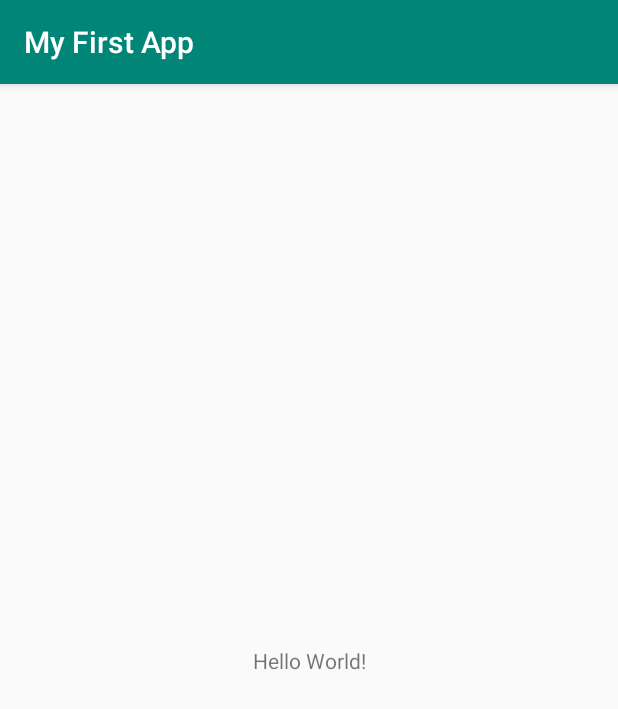
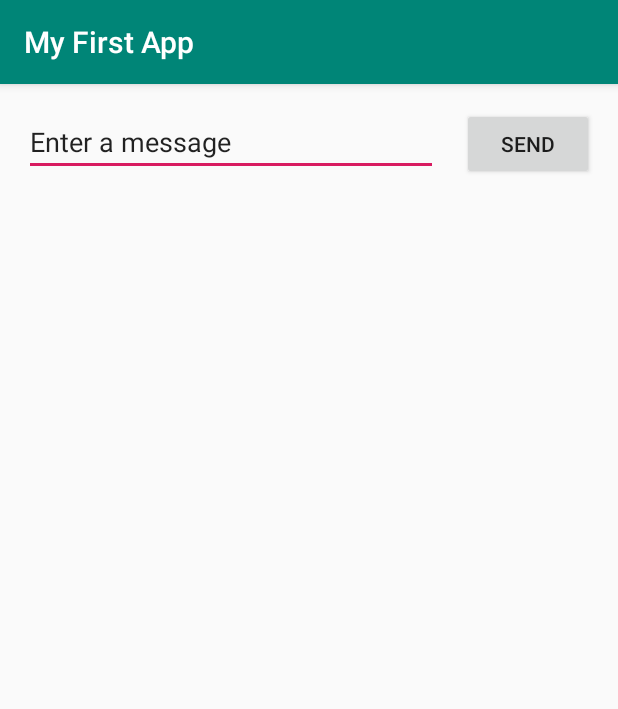
Before and after one commit to FrankCoolish/GMBA-SoSe2020-firstApp, an Android app: the screen it shows after launch (MainActivity), on a phone screen of 412 x 824 dp. Shown: the top 709 px of the screen. Run offline under Robolectric (Android 15) with nearby library versions, the phone set to English and light mode, and no system bars.

Commit message:
tutorial status: Build a simple user interface (done)

```diff
--- a/app/src/main/res/layout/activity_main.xml
+++ b/app/src/main/res/layout/activity_main.xml
@@ -6,14 +6,22 @@
         android:layout_width="match_parent"
         android:layout_height="match_parent"
         tools:context=".MainActivity">
-
-    <TextView
+    <EditText
+            android:layout_width="0dp"
+            android:layout_height="wrap_content"
+            android:inputType="textPersonName"
+            android:ems="10"
+            android:id="@+id/editText"
+            app:layout_constraintStart_toStartOf="parent" android:layout_marginLeft="16dp"
+            android:layout_marginStart="16dp" android:layout_marginTop="16dp"
+            app:layout_constraintTop_toTopOf="parent" android:text="@string/edit_message"
+            app:layout_constraintHorizontal_bias="0.5" app:layout_constraintEnd_toStartOf="@+id/button"/>
+    <Button
             android:layout_width="wrap_content"
             android:layout_height="wrap_content"
-            android:text="Hello World!"
-            app:layout_constraintBottom_toBottomOf="parent"
-            app:layout_constraintLeft_toLeftOf="parent"
-            app:layout_constraintRight_toRightOf="parent"
-            app:layout_constraintTop_toTopOf="parent"/>
-
+            android:id="@+id/button" app:layout_constraintStart_toEndOf="@+id/editText" android:layout_marginLeft="16dp"
+            android:layout_marginStart="16dp" app:layout_constraintBaseline_toBaselineOf="@+id/editText"
+            android:text="@string/button_send" app:layout_constraintHorizontal_bias="0.5"
+            app:layout_constraintEnd_toEndOf="parent" android:layout_marginRight="16dp"
+            android:layout_marginEnd="16dp"/>
 </androidx.constraintlayout.widget.ConstraintLayout>
--- a/app/src/main/res/values/strings.xml
+++ b/app/src/main/res/values/strings.xml
@@ -1,3 +1,5 @@
 <resources>
     <string name="app_name">My First App</string>
+    <string name="edit_message">Enter a message</string>
+    <string name="button_send">Send</string>
 </resources>
```
